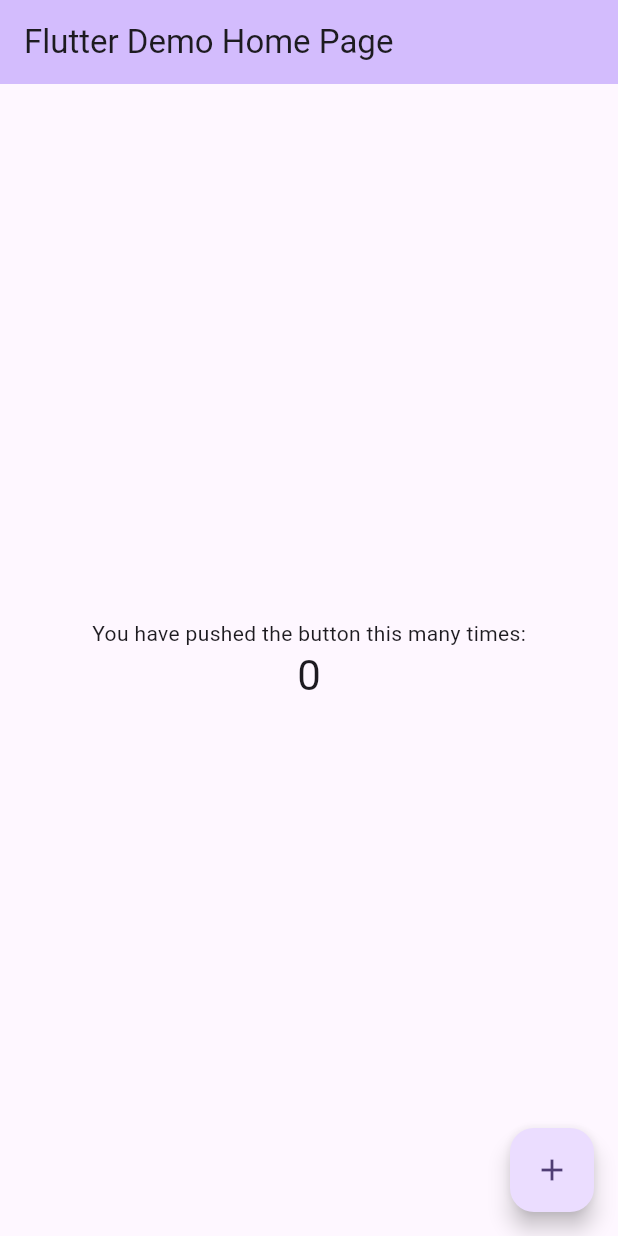
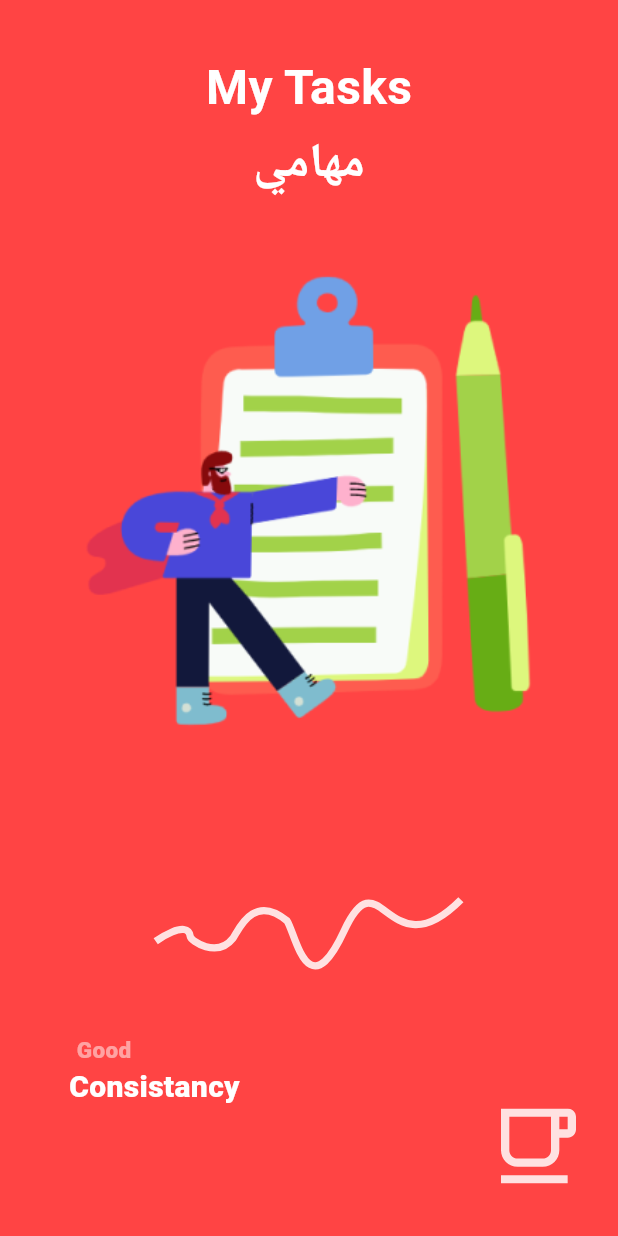
Before and after one commit to MarianAdly21/Todo-Mobile-Flutter, a Flutter app: the screen it shows after launch, on a phone screen of 412 x 824 dp. Run offline on Flutter 3.47's test engine with Material 3 defaults, Android fonts, the phone set to English and light mode, and no system bars; our stand-ins replace flutter_svg.

Commit message:
splash screen ui done

```diff
--- /dev/null
+++ b/lib/features/splash/splash_screen.dart
@@ -0,0 +1,84 @@
+import 'package:flutter/material.dart';
+import 'package:flutter_svg/flutter_svg.dart';
+
+class SplashScreen extends StatelessWidget {
+  const SplashScreen({super.key});
+
+  @override
+  Widget build(BuildContext context) {
+    return Scaffold(
+      backgroundColor: const Color(0xffFF4444),
+      body: Padding(
+        padding: const EdgeInsets.symmetric(horizontal: 28, vertical: 35),
+        child: Column(
+          children: [
+            const Text(
+              "My Tasks",
+              style: TextStyle(
+                color: Colors.white,
+                fontSize: 32,
+                fontWeight: FontWeight.w700,
+              ),
+            ),
+            const SizedBox(height: 5),
+            const Text(
+              "مهامي",
+              style: TextStyle(
+                color: Colors.white,
+                fontSize: 32,
+                fontWeight: FontWeight.w700,
+              ),
+            ),
+            const SizedBox(height: 48),
+            Expanded(
+              child: Image.asset(
+                'assets/images/todo_image.png',
+              ),
+            ),
+            const SizedBox(height: 102),
+            SvgPicture.asset(
+              'assets/svg/Group 7.svg',
+              height: 71,
+              width: 215,
+            ),
+            const SizedBox(height: 30),
+            Padding(
+              padding: const EdgeInsetsDirectional.only(start: 23),
+              child: Align(
+                alignment: AlignmentDirectional.centerStart,
+                child: Text(
+                  'Good',
+                  style: TextStyle(
+                      fontSize: 15,
+                      fontWeight: FontWeight.w800,
+                      color: const Color(0xffFFFFFF).withOpacity(0.5)),
+                ),
+              ),
+            ),
+            const Padding(
+              padding: EdgeInsetsDirectional.only(start: 18),
+              child: Align(
+                alignment: AlignmentDirectional.centerStart,
+                child: Text(
+                  'Consistancy',
+                  style: TextStyle(
+                      color: Color(0xffFFFFFF),
+                      fontSize: 20,
+                      fontWeight: FontWeight.w800),
+                ),
+              ),
+            ),
+            Align(
+              alignment: AlignmentDirectional.centerEnd,
+              child: SvgPicture.asset(
+                "assets/svg/Vector.svg",
+                width: 50,
+                height: 50,
+              ),
+            )
+          ],
+        ),
+      ),
+    );
+  }
+}
--- a/lib/main.dart
+++ b/lib/main.dart
@@ -1,125 +1,18 @@
 import 'package:flutter/material.dart';
+import 'package:todo_mobile/features/splash/splash_screen.dart';
 
 void main() {
-  runApp(const MyApp());
+  runApp(const TodoApp());
 }
 
-class MyApp extends StatelessWidget {
-  const MyApp({super.key});
+class TodoApp extends StatelessWidget {
+  const TodoApp({super.key});
 
-  // This widget is the root of your application.
   @override
   Widget build(BuildContext context) {
-    return MaterialApp(
-      title: 'Flutter Demo',
-      theme: ThemeData(
-        // This is the theme of your application.
-        //
-        // TRY THIS: Try running your application with "flutter run". You'll see
-        // the application has a purple toolbar. Then, without quitting the app,
-        // try changing the seedColor in the colorScheme below to Colors.green
-        // and then invoke "hot reload" (save your changes or press the "hot
-        // reload" button in a Flutter-supported IDE, or press "r" if you used
-        // the command line to start the app).
-        //
-        // Notice that the counter didn't reset back to zero; the application
-        // state is not lost during the reload. To reset the state, use hot
-        // restart instead.
-        //
-        // This works for code too, not just values: Most code changes can be
-        // tested with just a hot reload.
-        colorScheme: ColorScheme.fromSeed(seedColor: Colors.deepPurple),
-        useMaterial3: true,
-      ),
-      home: const MyHomePage(title: 'Flutter Demo Home Page'),
+    return const MaterialApp(
+      debugShowCheckedModeBanner: false,
+      home: SplashScreen(),
     );
   }
 }
-
-class MyHomePage extends StatefulWidget {
-  const MyHomePage({super.key, required this.title});
-
-  // This widget is the home page of your application. It is stateful, meaning
-  // that it has a State object (defined below) that contains fields that affect
-  // how it looks.
-
-  // This class is the configuration for the state. It holds the values (in this
-  // case the title) provided by the parent (in this case the App widget) and
-  // used by the build method of the State. Fields in a Widget subclass are
-  // always marked "final".
-
-  final String title;
-
-  @override
-  State<MyHomePage> createState() => _MyHomePageState();
-}
-
-class _MyHomePageState extends State<MyHomePage> {
-  int _counter = 0;
-
-  void _incrementCounter() {
-    setState(() {
-      // This call to setState tells the Flutter framework that something has
-      // changed in this State, which causes it to rerun the build method below
-      // so that the display can reflect the updated values. If we changed
-      // _counter without calling setState(), then the build method would not be
-      // called again, and so nothing would appear to happen.
-      _counter++;
-    });
-  }
-
-  @override
-  Widget build(BuildContext context) {
-    // This method is rerun every time setState is called, for instance as done
-    // by the _incrementCounter method above.
-    //
-    // The Flutter framework has been optimized to make rerunning build methods
-    // fast, so that you can just rebuild anything that needs updating rather
-    // than having to individually change instances of widgets.
-    return Scaffold(
-      appBar: AppBar(
-        // TRY THIS: Try changing the color here to a specific color (to
-        // Colors.amber, perhaps?) and trigger a hot reload to see the AppBar
-        // change color while the other colors stay the same.
-        backgroundColor: Theme.of(context).colorScheme.inversePrimary,
-        // Here we take the value from the MyHomePage object that was created by
-        // the App.build method, and use it to set our appbar title.
-        title: Text(widget.title),
-      ),
-      body: Center(
-        // Center is a layout widget. It takes a single child and positions it
-        // in the middle of the parent.
-        child: Column(
-          // Column is also a layout widget. It takes a list of children and
-          // arranges them vertically. By default, it sizes itself to fit its
-          // children horizontally, and tries to be as tall as its parent.
-          //
-          // Column has various properties to control how it sizes itself and
-          // how it positions its children. Here we use mainAxisAlignment to
-          // center the children vertically; the main axis here is the vertical
-          // axis because Columns are vertical (the cross axis would be
-          // horizontal).
-          //
-          // TRY THIS: Invoke "debug painting" (choose the "Toggle Debug Paint"
-          // action in the IDE, or press "p" in the console), to see the
-          // wireframe for each widget.
-          mainAxisAlignment: MainAxisAlignment.center,
-          children: <Widget>[
-            const Text(
-              'You have pushed the button this many times:',
-            ),
-            Text(
-              '$_counter',
-              style: Theme.of(context).textTheme.headlineMedium,
-            ),
-          ],
-        ),
-      ),
-      floatingActionButton: FloatingActionButton(
-        onPressed: _incrementCounter,
-        tooltip: 'Increment',
-        child: const Icon(Icons.add),
-      ), // This trailing comma makes auto-formatting nicer for build methods.
-    );
-  }
-}
--- a/pubspec.yaml
+++ b/pubspec.yaml
@@ -35,6 +35,7 @@ dependencies:
   # The following adds the Cupertino Icons font to your application.
   # Use with the CupertinoIcons class for iOS style icons.
   cupertino_icons: ^1.0.2
+  flutter_svg: ^2.0.10+1
 
 dev_dependencies:
   flutter_test:
@@ -59,8 +60,9 @@ flutter:
   uses-material-design: true
 
   # To add assets to your application, add an assets section, like this:
-  # assets:
-  #   - images/a_dot_burr.jpeg
+  assets:
+    - assets/svg/
+    - assets/images/
   #   - images/a_dot_ham.jpeg
 
   # An image asset can refer to one or more resolution-specific "variants", see
```
Also changed, not shown: assets/images/todo_image.png (added), assets/svg/Group 7.svg (added), assets/svg/Vector.svg (added), pubspec.lock, 1 other file.
